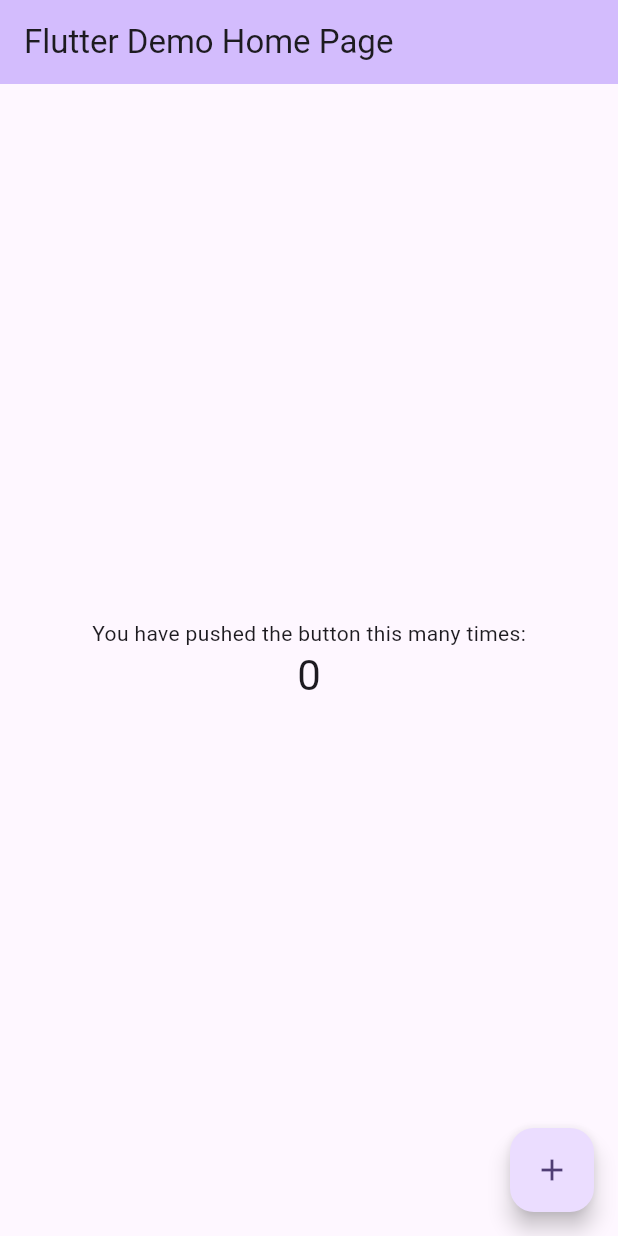
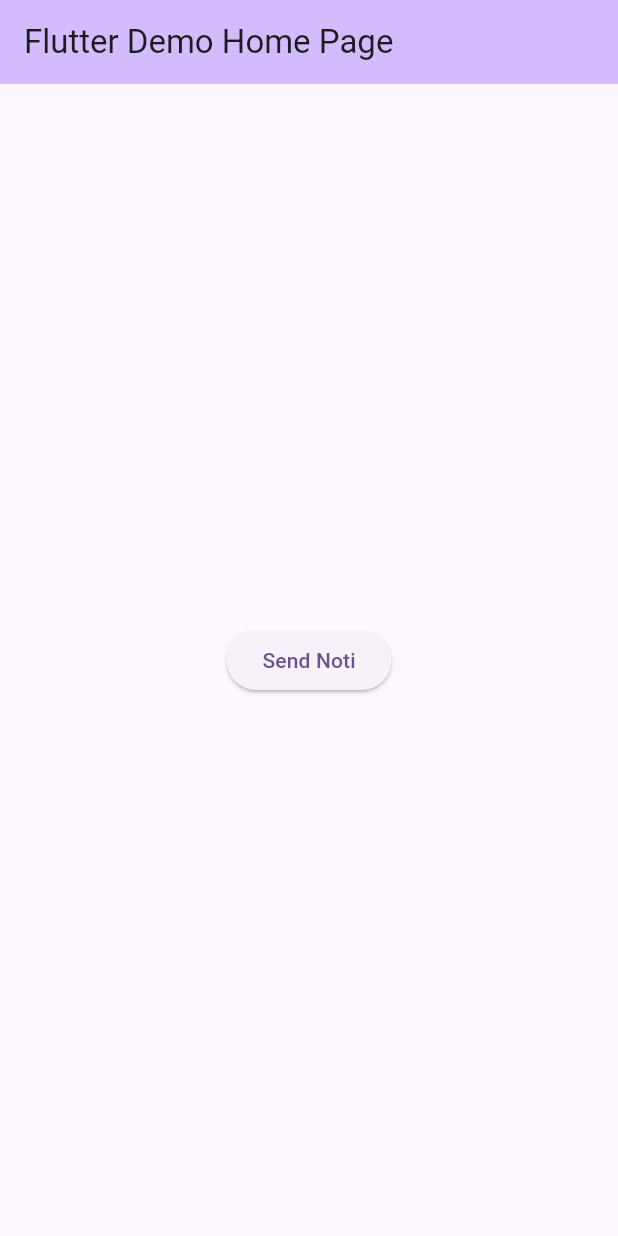
Before and after one commit to mouse-nam/flutter_local_notification_app, a Flutter app: the screen it shows after launch, on a phone screen of 412 x 824 dp. Run offline on Flutter 3.47's test engine with Material 3 defaults, Android fonts, the phone set to English and light mode, and no system bars; our stand-ins replace awesome_notifications.

```diff
--- a/lib/main.dart
+++ b/lib/main.dart
@@ -1,33 +1,29 @@
+import 'package:awesome_notifications/awesome_notifications.dart';
 import 'package:flutter/material.dart';
 
 void main() {
+  AwesomeNotifications().initialize(
+    null,
+    [
+      NotificationChannel(
+          channelKey: 'channelKey',
+          channelName: 'channelName',
+          channelDescription: 'channelDescription')
+    ],
+    debug: true,
+  );
+
   runApp(const MyApp());
 }
 
 class MyApp extends StatelessWidget {
   const MyApp({super.key});
 
-  // This widget is the root of your application.
   @override
   Widget build(BuildContext context) {
     return MaterialApp(
-      title: 'Flutter Demo',
+      title: 'Flutter Notification',
       theme: ThemeData(
-        // This is the theme of your application.
-        //
-        // TRY THIS: Try running your application with "flutter run". You'll see
-        // the application has a purple toolbar. Then, without quitting the app,
-        // try changing the seedColor in the colorScheme below to Colors.green
-        // and then invoke "hot reload" (save your changes or press the "hot
-        // reload" button in a Flutter-supported IDE, or press "r" if you used
-        // the command line to start the app).
-        //
-        // Notice that the counter didn't reset back to zero; the application
-        // state is not lost during the reload. To reset the state, use hot
-        // restart instead.
-        //
-        // This works for code too, not just values: Most code changes can be
-        // tested with just a hot reload.
         colorScheme: ColorScheme.fromSeed(seedColor: Colors.deepPurple),
         useMaterial3: true,
       ),
@@ -39,15 +35,6 @@ class MyApp extends StatelessWidget {
 class MyHomePage extends StatefulWidget {
   const MyHomePage({super.key, required this.title});
 
-  // This widget is the home page of your application. It is stateful, meaning
-  // that it has a State object (defined below) that contains fields that affect
-  // how it looks.
-
-  // This class is the configuration for the state. It holds the values (in this
-  // case the title) provided by the parent (in this case the App widget) and
-  // used by the build method of the State. Fields in a Widget subclass are
-  // always marked "final".
-
   final String title;
 
   @override
@@ -55,71 +42,42 @@ class MyHomePage extends StatefulWidget {
 }
 
 class _MyHomePageState extends State<MyHomePage> {
-  int _counter = 0;
-
-  void _incrementCounter() {
-    setState(() {
-      // This call to setState tells the Flutter framework that something has
-      // changed in this State, which causes it to rerun the build method below
-      // so that the display can reflect the updated values. If we changed
-      // _counter without calling setState(), then the build method would not be
-      // called again, and so nothing would appear to happen.
-      _counter++;
+  @override
+  void initState() {
+    AwesomeNotifications().isNotificationAllowed().then((isAllowed) {
+      if (!isAllowed) {
+        AwesomeNotifications().requestPermissionToSendNotifications();
+      }
     });
+    super.initState();
   }
 
   @override
   Widget build(BuildContext context) {
-    // This method is rerun every time setState is called, for instance as done
-    // by the _incrementCounter method above.
-    //
-    // The Flutter framework has been optimized to make rerunning build methods
-    // fast, so that you can just rebuild anything that needs updating rather
-    // than having to individually change instances of widgets.
     return Scaffold(
       appBar: AppBar(
-        // TRY THIS: Try changing the color here to a specific color (to
-        // Colors.amber, perhaps?) and trigger a hot reload to see the AppBar
-        // change color while the other colors stay the same.
         backgroundColor: Theme.of(context).colorScheme.inversePrimary,
-        // Here we take the value from the MyHomePage object that was created by
-        // the App.build method, and use it to set our appbar title.
         title: Text(widget.title),
       ),
       body: Center(
-        // Center is a layout widget. It takes a single child and positions it
-        // in the middle of the parent.
-        child: Column(
-          // Column is also a layout widget. It takes a list of children and
-          // arranges them vertically. By default, it sizes itself to fit its
-          // children horizontally, and tries to be as tall as its parent.
-          //
-          // Column has various properties to control how it sizes itself and
-          // how it positions its children. Here we use mainAxisAlignment to
-          // center the children vertically; the main axis here is the vertical
-          // axis because Columns are vertical (the cross axis would be
-          // horizontal).
-          //
-          // TRY THIS: Invoke "debug painting" (choose the "Toggle Debug Paint"
-          // action in the IDE, or press "p" in the console), to see the
-          // wireframe for each widget.
-          mainAxisAlignment: MainAxisAlignment.center,
-          children: <Widget>[
-            const Text(
-              'You have pushed the button this many times:',
-            ),
-            Text(
-              '$_counter',
-              style: Theme.of(context).textTheme.headlineMedium,
-            ),
-          ],
+        child: ElevatedButton(
+          onPressed: _triggerNotification,
+          child: const Text(
+            "Send Noti",
+          ),
         ),
       ),
-      floatingActionButton: FloatingActionButton(
-        onPressed: _incrementCounter,
-        tooltip: 'Increment',
-        child: const Icon(Icons.add),
-      ), // This trailing comma makes auto-formatting nicer for build methods.
+    );
+  }
+
+  void _triggerNotification() {
+    AwesomeNotifications().createNotification(
+      content: NotificationContent(
+        id: 10,
+        channelKey: 'channelKey',
+        title: 'Noti',
+        body: 'Body',
+      ),
     );
   }
 }
--- a/pubspec.yaml
+++ b/pubspec.yaml
@@ -35,6 +35,7 @@ dependencies:
   # The following adds the Cupertino Icons font to your application.
   # Use with the CupertinoIcons class for iOS style icons.
   cupertino_icons: ^1.0.8
+  awesome_notifications: ^0.9.3+1
 
 dev_dependencies:
   flutter_test:
```
Also changed, not shown: pubspec.lock, 8 other files.
